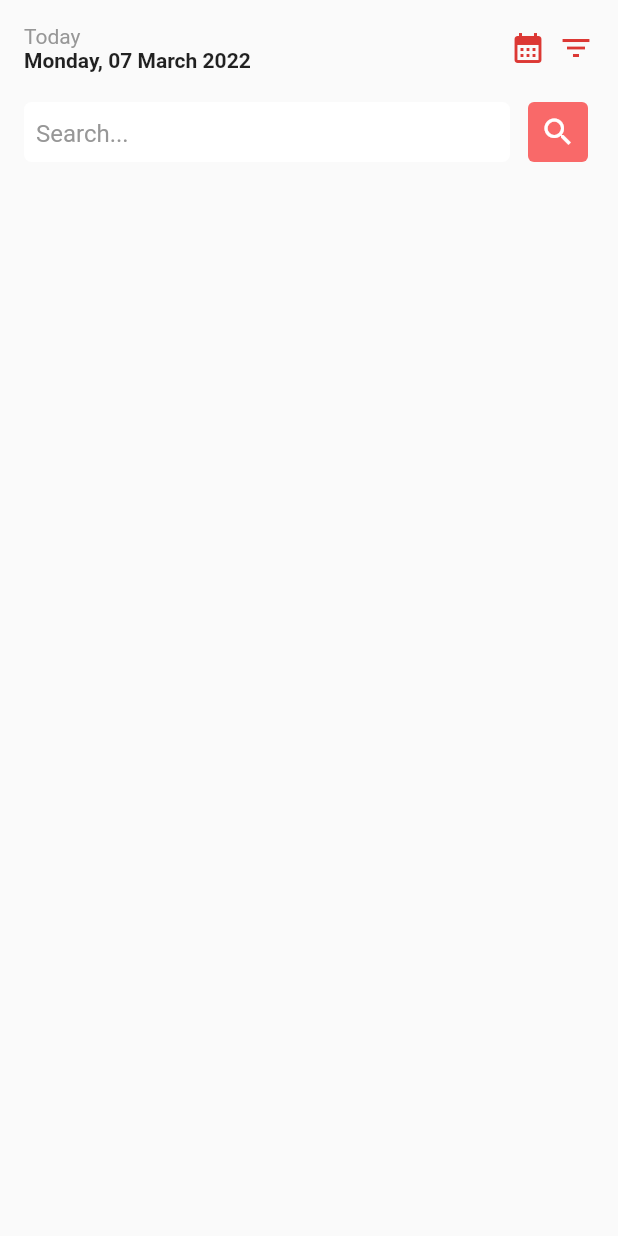
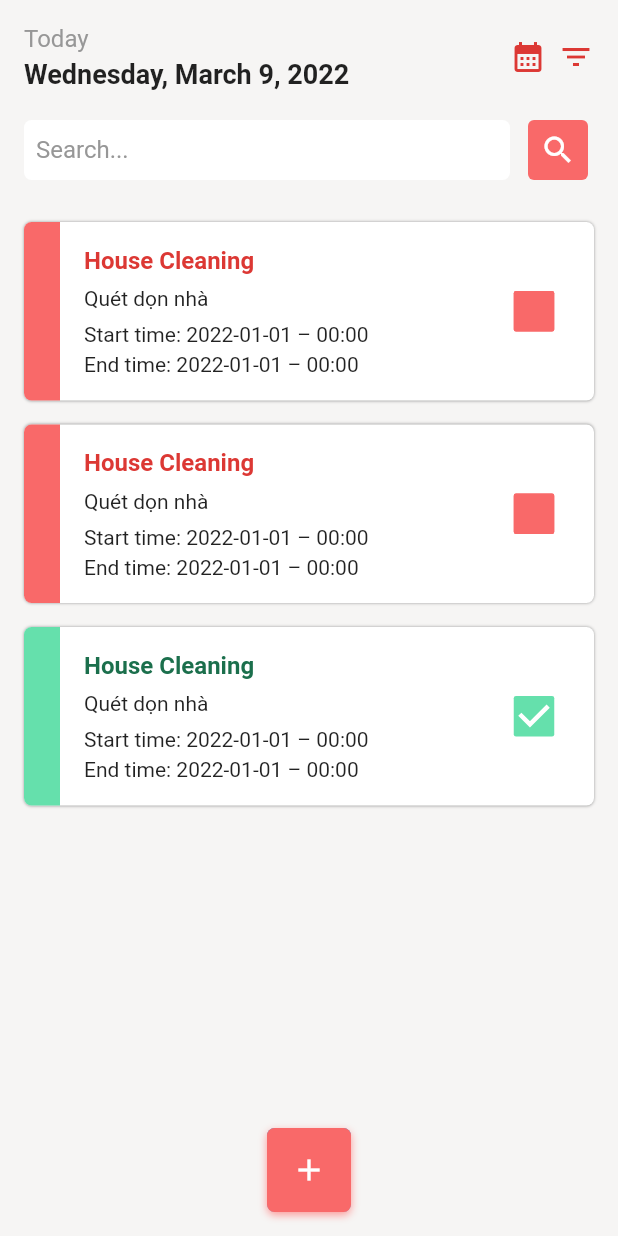
Before and after one commit to ndkhoa200400/AdvancedMobile-TodoApp, a Flutter app: the screen it shows after launch, on a phone screen of 412 x 824 dp. Run offline on Flutter 3.47's test engine with Material 2 defaults, Android fonts, the phone set to English and light mode, and no system bars.

Commit message:
Add todo item, FAB

```diff
--- /dev/null
+++ b/lib/common/custom_floating_action_button.dart
@@ -0,0 +1,42 @@
+import 'package:flutter/material.dart';
+
+import '../constants/app_colors.dart';
+import '../constants/style.dart';
+
+class CustomFloatingActionButton extends StatelessWidget {
+  final VoidCallback onPressed;
+  const CustomFloatingActionButton({Key? key, required this.onPressed})
+      : super(key: key);
+
+  @override
+  Widget build(BuildContext context) {
+    return FloatingActionButton(
+      disabledElevation: 0,
+      elevation: 0,
+      onPressed: onPressed,
+      // backgroundColor: AppColors.pink,
+      shape: RoundedRectangleBorder(
+          borderRadius: BorderRadius.circular(borderRadius)),
+      child: Container(
+        decoration: BoxDecoration(
+          color: AppColors.pink,
+          borderRadius: BorderRadius.circular(borderRadius),
+          boxShadow: const [
+            BoxShadow(
+              color: AppColors.coral,
+              blurRadius: 4,
+              offset: Offset(0, 2), // changes position of shadow
+            )
+          ],
+        ),
+        alignment: Alignment.center,
+        // padding: const EdgeInsets.all(4),
+        child: const Icon(
+          Icons.add,
+          color: AppColors.white,
+        ),
+      ),
+      // ...FloatingActionButton properties...
+    );
+  }
+}
--- a/lib/common/search_bar.dart
+++ b/lib/common/search_bar.dart
@@ -14,14 +14,17 @@ class SearchBar extends StatelessWidget {
           child: Container(
             alignment: Alignment.centerLeft,
             height: 40,
-            padding: const EdgeInsets.only(left: 8),
-            decoration: BoxDecoration(
-                color: AppColors.white,
-                borderRadius: BorderRadius.circular(borderRadius)),
             child: TextField(
+              textAlignVertical: TextAlignVertical.center,
               controller: searchController,
               decoration: const InputDecoration(
-                  border: InputBorder.none,
+                  contentPadding: EdgeInsets.only(left: 8),
+                  border: OutlineInputBorder(
+                      borderSide: BorderSide.none,
+                      borderRadius:
+                          BorderRadius.all(Radius.circular(borderRadius))),
+                  filled: true,
+                  fillColor: Colors.white,
                   hintText: "Search...",
                   hintStyle: TextStyle(color: AppColors.gray)),
             ),
--- /dev/null
+++ b/lib/common/todo_card.dart
@@ -0,0 +1,137 @@
+import 'package:flutter/material.dart';
+import 'package:todo_app/constants/app_colors.dart';
+import 'package:todo_app/constants/style.dart';
+import 'package:todo_app/models/todo_item.dart';
+import 'package:todo_app/widgets/home/custom_checkbox.dart';
+
+class TodoCard extends StatefulWidget {
+  final TodoItem todoItem;
+  const TodoCard({required this.todoItem});
+
+  @override
+  State<TodoCard> createState() => _TodoCardState();
+}
+
+class _TodoCardState extends State<TodoCard> {
+  void onCheckboxChange(bool? value) {
+    setState(() {
+      widget.todoItem.isDone = value ?? false;
+    });
+  }
+
+  @override
+  Widget build(BuildContext context) {
+    return Container(
+      // height: 85,
+      padding: const EdgeInsets.only(right: 16),
+      decoration: BoxDecoration(
+          boxShadow: const [
+            BoxShadow(
+              color: AppColors.gray,
+              blurRadius: 1,
+              offset: Offset(0, 0), // changes position of shadow
+            )
+          ],
+          borderRadius: BorderRadius.circular(borderRadius),
+          color: AppColors.white),
+      child: IntrinsicHeight(
+        child: Row(
+            mainAxisSize: MainAxisSize.max,
+            crossAxisAlignment: CrossAxisAlignment.stretch,
+            mainAxisAlignment: MainAxisAlignment.spaceBetween,
+            children: [
+              Row(
+                children: [
+                  Container(
+                    // height: MediaQuery.of(context).size.height,
+                    width: 24,
+                    decoration: BoxDecoration(
+                        color: getCardColor(),
+                        borderRadius: const BorderRadius.only(
+                            topLeft: Radius.circular(borderRadius),
+                            bottomLeft: Radius.circular(borderRadius))),
+                  ),
+                  Padding(
+                    padding: const EdgeInsets.all(16),
+                    child: Column(
+                      crossAxisAlignment: CrossAxisAlignment.start,
+                      children: [
+                        Text(
+                          widget.todoItem.title,
+                          style: TextStyle(
+                              color: getTextColor(),
+                              fontSize: 16,
+                              fontWeight: FontWeight.bold),
+                        ),
+                        const SizedBox(
+                          height: 8,
+                        ),
+                        Text(widget.todoItem.description),
+                        const SizedBox(
+                          height: 8,
+                        ),
+                        _renderRangeTime()
+                      ],
+                    ),
+                  ),
+                ],
+              ),
+              CustomCheckBox(
+                  isChecked: widget.todoItem.isDone,
+                  onCheckboxChanged: onCheckboxChange)
+            ]),
+      ),
+    );
+  }
+
+  Widget _renderTime(String time) {
+    return Row(
+      mainAxisAlignment: MainAxisAlignment.start,
+      crossAxisAlignment: CrossAxisAlignment.center,
+      children: [
+        // const Icon(
+        //   Icons.access_time,
+        //   size: 16,
+        // ),
+        // const SizedBox(
+        //   width: 8,
+        // ),
+        Text(time)
+      ],
+    );
+  }
+
+  Widget _renderRangeTime() {
+    return Column(
+      mainAxisAlignment: MainAxisAlignment.start,
+      crossAxisAlignment: CrossAxisAlignment.start,
+      children: [
+        // _renderTime(widget.todoItem.getStartTime()),
+        Text("Start time: ${widget.todoItem.getStartTime()}"),
+        const SizedBox(
+          height: 4,
+        ),
+
+        Text("End time: ${widget.todoItem.getEndTime()}"),
+
+        // _renderTime(widget.todoItem.getEndTime())
+      ],
+    );
+  }
+
+  Color getTextColor() {
+    if (widget.todoItem.isDone) {
+      return AppColors.darkgreen;
+    } else {
+      return AppColors.red;
+    }
+  }
+
+  Color getCardColor() {
+    if (widget.todoItem.isDone) {
+      return AppColors.lightgreen;
+    } else {
+      return AppColors.pink;
+    }
+  }
+}
--- a/lib/constants/app_colors.dart
+++ b/lib/constants/app_colors.dart
@@ -1,10 +1,12 @@
 import 'package:flutter/material.dart';
 
 class AppColors {
-
   static const Color coral = Color(0xFFFC9998);
   static const Color pink = Color(0xFFF96969);
   static const Color red = Color(0xFFDC3834);
+
+  static const Color lightgreen = Color(0xFF65E0AC);
+  static const Color darkgreen = Color(0xFF1B6F4C);
 
   static const Color white = Colors.white;
 
@@ -13,5 +15,4 @@ class AppColors {
   static const Color background = Color(0xFFF6F5F4);
 
   static const Color gray = Color(0xFF979797);
-
 }
--- a/lib/models/todo_item.dart
+++ b/lib/models/todo_item.dart
@@ -1,4 +1,34 @@
+import 'package:intl/intl.dart';
+
+DateFormat formattedDate = DateFormat('yyyy-MM-dd – HH:mm');
+DateFormat formattedTime = DateFormat('HH:mm:ss');
 
 class TodoItem {
+  String id;
+  String title;
+  String description;
+  DateTime startTime;
+  DateTime endTime;
+  bool isDone = false;
 
+  TodoItem({
+    required this.id,
+    required this.title,
+    required this.description,
+    required this.startTime,
+    required this.endTime,
+    required this.isDone,
+  });
+
+  String getStartTime() {
+    return formattedDate.format(startTime);
+  }
+
+  String getEndTime() {
+    return formattedDate.format(endTime);
+  }
+
+  String getRangeTime() {
+    return "${formattedTime.format(startTime)} - ${formattedTime.format(endTime)}";
+  }
 }
--- a/lib/screens/home.dart
+++ b/lib/screens/home.dart
@@ -1,6 +1,37 @@
 import 'package:flutter/material.dart';
+import 'package:intl/intl.dart';
+import 'package:todo_app/common/custom_floating_action_button.dart';
 import 'package:todo_app/common/search_bar.dart';
 import 'package:todo_app/constants/app_colors.dart';
+import 'package:todo_app/constants/style.dart';
+import 'package:todo_app/widgets/home/home_title.dart';
+import 'package:todo_app/widgets/home/todo_list.dart';
+
+import '../models/todo_item.dart';
+
+List<TodoItem> todoList = [
+  TodoItem(
+      id: "1",
+      title: "House Cleaning",
+      description: "Quét dọn nhà",
+      startTime: DateTime(2022),
+      endTime: DateTime(2022),
+      isDone: false),
+  TodoItem(
+      id: "2",
+      title: "House Cleaning",
+      description: "Quét dọn nhà",
+      startTime: DateTime(2022),
+      endTime: DateTime(2022),
+      isDone: false),
+  TodoItem(
+      id: "3",
+      title: "House Cleaning",
+      description: "Quét dọn nhà",
+      startTime: DateTime(2022),
+      endTime: DateTime(2022),
+      isDone: true),
+];
 
 class HomeScreen extends StatefulWidget {
   const HomeScreen({Key? key}) : super(key: key);
@@ -10,56 +41,32 @@ class HomeScreen extends StatefulWidget {
 }
 
 class _HomeScreenState extends State<HomeScreen> {
-
   final TextEditingController _searchController = TextEditingController();
 
   @override
   Widget build(BuildContext context) {
     return Scaffold(
+        backgroundColor: AppColors.background,
         body: Padding(
           padding: const EdgeInsets.all(16),
           child: Column(
             children: [
               // title
-            Row(
-              mainAxisAlignment: MainAxisAlignment.spaceBetween,
-              children: [
-                renderTitle(),
-                // calendar and filter
-                Row(
-                  children: const [
-                    Icon(
-                      Icons.calendar_month,
-                      color: AppColors.red,
+              const HomeTitle(),
+              const SizedBox(
+                height: 16,
               ),
-                    SizedBox(width: 8,),
-                    Icon(
-                      Icons.filter_list,
-                      color: AppColors.red,
+              SearchBar(searchController: _searchController),
+              const SizedBox(
+                height: 16,
               ),
-                  ],
-                )
-              ],
-            ),
-            const SizedBox(height: 16,),
-            SearchBar(searchController: _searchController)
+              TodoList(todoList: todoList)
             ],
           ),
         ),
-    );
-  }
-
-  Widget renderTitle() {
-    return Column(
-      crossAxisAlignment: CrossAxisAlignment.start,
-      children: const[
-         Text('Today',
-            style: TextStyle(color: AppColors.gray, fontSize: 14)),
-        Text(
-          'Monday, 07 March 2022',
-          style: TextStyle(fontWeight: FontWeight.bold, fontSize: 14),
-        )
-      ],
-    );
+        floatingActionButtonLocation: FloatingActionButtonLocation.centerFloat,
+        floatingActionButton: CustomFloatingActionButton(
+          onPressed: () {},
+        ));
   }
 }
--- /dev/null
+++ b/lib/widgets/home/custom_checkbox.dart
@@ -0,0 +1,43 @@
+import 'package:flutter/material.dart';
+import 'package:todo_app/constants/app_colors.dart';
+
+class CustomCheckBox extends StatelessWidget {
+  final bool isChecked;
+  final Function(bool? value) onCheckboxChanged;
+  const CustomCheckBox(
+      {Key? key, required this.isChecked, required this.onCheckboxChanged})
+      : super(key: key);
+
+  @override
+  Widget build(BuildContext context) {
+    Color getColor(Set<MaterialState> states) {
+      const Set<MaterialState> interactiveStates = <MaterialState>{
+        MaterialState.pressed,
+        MaterialState.hovered,
+        MaterialState.focused,
+      };
+      if (!isChecked) {
+        return AppColors.pink;
+      }
+      return AppColors.lightgreen;
+    }
+
+    Color getSideColor() {
+      if (!isChecked) {
+        return AppColors.pink;
+      }
+      return AppColors.lightgreen;
+    }
+
+    return Transform.scale(
+      scale: 1.5,
+      child: Checkbox(
+        side: BorderSide(color: getSideColor(), width: 0.7),
+        checkColor: Colors.white,
+        fillColor: MaterialStateProperty.resolveWith(getColor),
+        value: isChecked,
+        onChanged: onCheckboxChanged,
+      ),
+    );
+  }
+}
--- /dev/null
+++ b/lib/widgets/home/home_title.dart
@@ -0,0 +1,53 @@
+import 'package:flutter/material.dart';
+import 'package:intl/intl.dart';
+
+import '../../constants/app_colors.dart';
+
+class HomeTitle extends StatelessWidget {
+  const HomeTitle({Key? key}) : super(key: key);
+
+  @override
+  Widget build(BuildContext context) {
+    return Row(
+      mainAxisAlignment: MainAxisAlignment.spaceBetween,
+      children: [
+        renderTitle(),
+        // calendar and filter
+        Row(
+          children: const [
+            Icon(
+              Icons.calendar_month,
+              color: AppColors.red,
+            ),
+            SizedBox(
+              width: 8,
+            ),
+            Icon(
+              Icons.filter_list,
+              color: AppColors.red,
+            ),
+          ],
+        )
+      ],
+    );
+  }
+
+  Widget renderTitle() {
+    DateFormat formattedDate = DateFormat.yMMMMEEEEd();
+
+    return Column(
+      crossAxisAlignment: CrossAxisAlignment.start,
+      children: [
+        const Text('Today',
+            style: TextStyle(color: AppColors.gray, fontSize: 16)),
+        const SizedBox(
+          height: 4,
+        ),
+        Text(
+          formattedDate.format(DateTime.now()),
+          style: const TextStyle(fontWeight: FontWeight.bold, fontSize: 18),
+        )
+      ],
+    );
+  }
+}
--- /dev/null
+++ b/lib/widgets/home/todo_list.dart
@@ -0,0 +1,26 @@
+import 'package:flutter/material.dart';
+import 'package:todo_app/common/todo_card.dart';
+import 'package:todo_app/models/todo_item.dart';
+
+class TodoList extends StatelessWidget {
+  final List<TodoItem> todoList;
+  const TodoList({Key? key, required this.todoList}) : super(key: key);
+
+  void sortListByDone() {
+    todoList.sort((a, b) => a.isDone ? 1 : 0);
+  }
+
+  @override
+  Widget build(BuildContext context) {
+    sortListByDone();
+    return Expanded(
+        child: ListView.builder(
+      itemCount: todoList.length,
+      itemBuilder: (context, index) {
+        return Container(
+            margin: const EdgeInsets.symmetric(vertical: 8),
+            child: TodoCard(todoItem: todoList[index]));
+      },
+    ));
+  }
+}
--- a/pubspec.yaml
+++ b/pubspec.yaml
@@ -30,7 +30,8 @@ dependencies:
   flutter:
     sdk: flutter
 
-
+  uuid: 3.0.6
+  intl: ^0.17.0
   # The following adds the Cupertino Icons font to your application.
   # Use with the CupertinoIcons class for iOS style icons.
   cupertino_icons: ^1.0.2
```
Also changed, not shown: pubspec.lock. Lines whose indentation alone changed are shown as unchanged.
